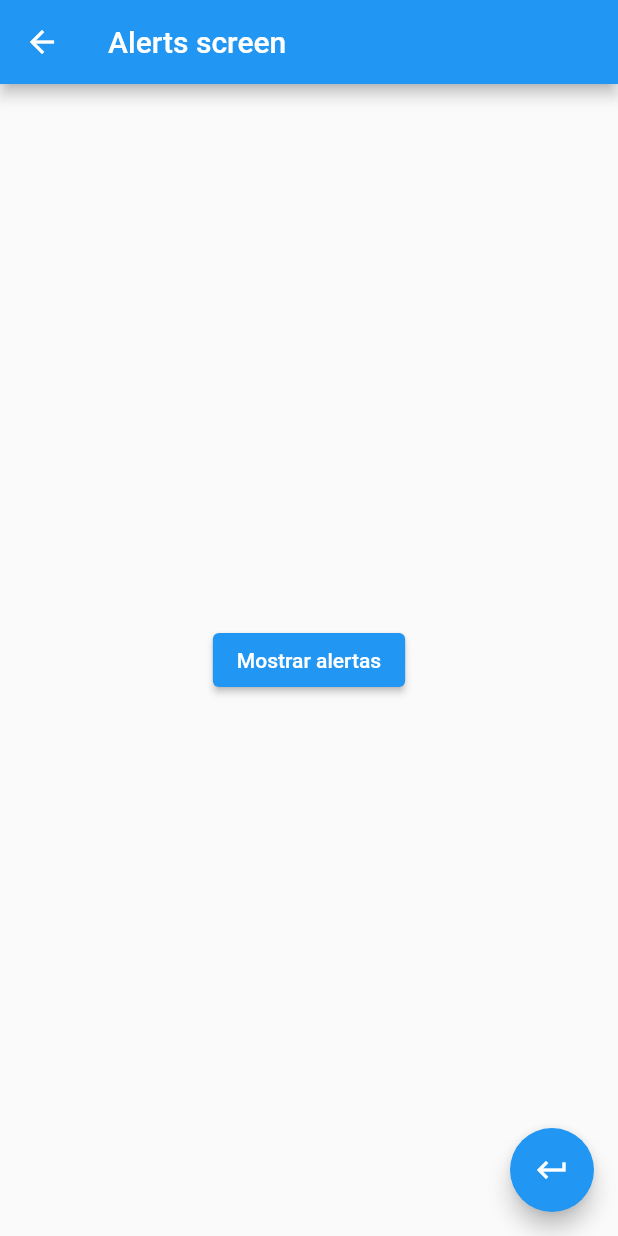
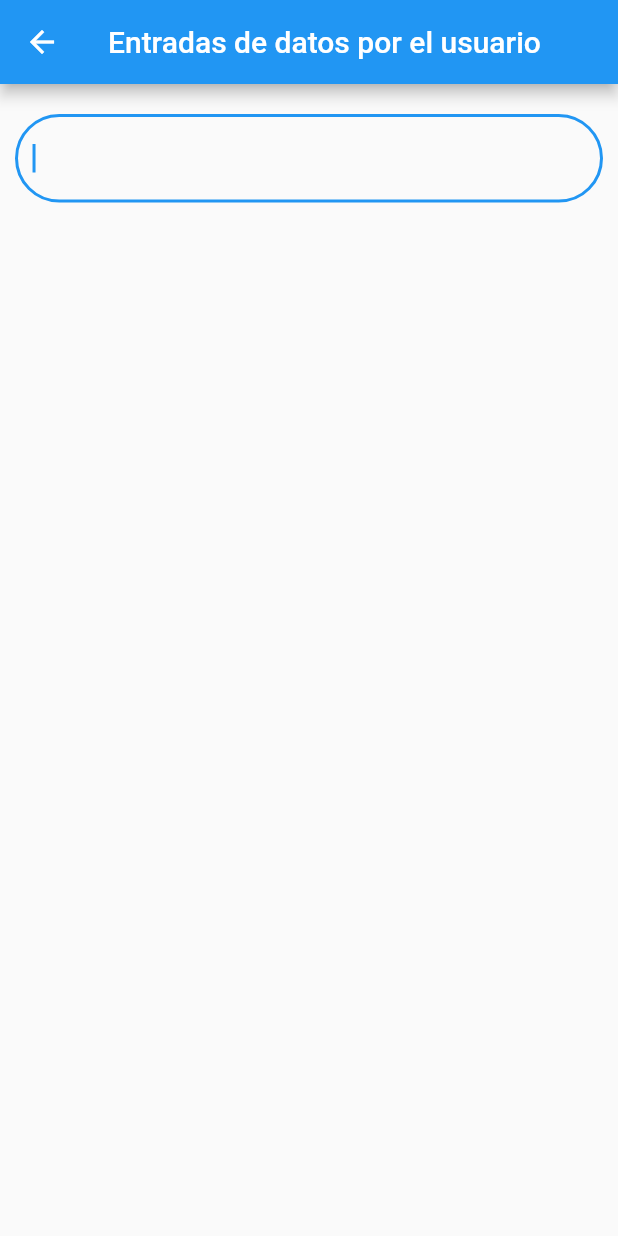
Before and after one commit to NoeNavarro1/Componentes, a Flutter app: the screen it shows after launch, after a tap on "Entradas de datos", on a phone screen of 412 x 824 dp. Run offline on Flutter 3.47's test engine with Material 2 defaults, Android fonts, the phone set to English and light mode, and no system bars.

Commit message:
segundo commit

```diff
--- a/lib/main.dart
+++ b/lib/main.dart
@@ -1,3 +1,4 @@
+import 'package:componentes/providers/inputs_screen.dart';
 import 'package:componentes/ui/screens/alerts_screen.dart';
 import 'package:componentes/ui/screens/home_page_temp.dart';
 import 'package:flutter/material.dart';
@@ -17,6 +18,7 @@ class MyApp extends StatelessWidget {
       routes: <String, WidgetBuilder>{
         '/' : (BuildContext context) => const HomePageTemp(),
         'alert' : (BuildContext context) =>const AlertsScreen(),
+        'inputs' : (BuildContext context) =>const InputsScreens(),
       },
       onGenerateRoute: (RouteSettings settings) {
        print('Ruta llamada: ${settings.name}');
--- a/lib/providers/inputs_screen.dart
+++ b/lib/providers/inputs_screen.dart
@@ -1,22 +1,40 @@
 import 'package:flutter/material.dart';
 
-class InputsScreen extends StatelessWidget {
-  const InputsScreen({super.key});
+class InputsScreens extends StatefulWidget {
+  const InputsScreens({super.key});
 
   @override
+  State<InputsScreens> createState() => _InputsScreensState();
+}
+
+class _InputsScreensState extends State<InputsScreens> {
+  String _userName = '';
+  @override
   Widget build(BuildContext context) {
-    return  Scaffold(
+    return Scaffold(
       appBar: AppBar(
-        title:const Text('Entradas de datos por el usuario'),
+        title: const Text('Entradas de datos por el usuario'),
       ),
       body: ListView(
-        padding: const EdgeInsets.symmetric(
-          horizontal: 10.0,S
-          vertical: 20.0),
-          children: [
-            _crearEntrada(),
-          ],
-        ),
+        padding: const EdgeInsets.symmetric(horizontal: 10.0, vertical: 20.0),
+        children: [
+          _crearEntrada(),
+        ],
+      ),
     );
   }
+
+  Widget _crearEntrada() {
+    return TextField(
+        autofocus: true,
+        textCapitalization: TextCapitalization.words,
+        decoration: InputDecoration(
+          border: OutlineInputBorder(borderRadius: BorderRadius.circular(30.0)),
+        ),
+        onChanged: (valor) {
+          _userName = valor;
+          print(_userName);
+        }
+        );
+  }
 }
```
